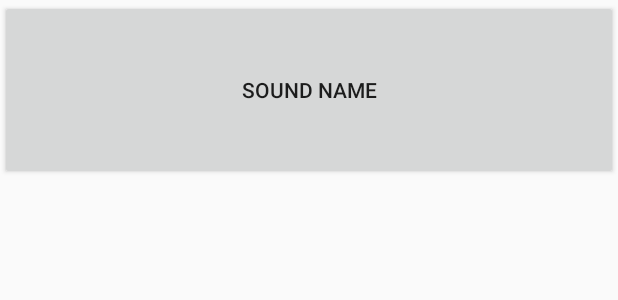
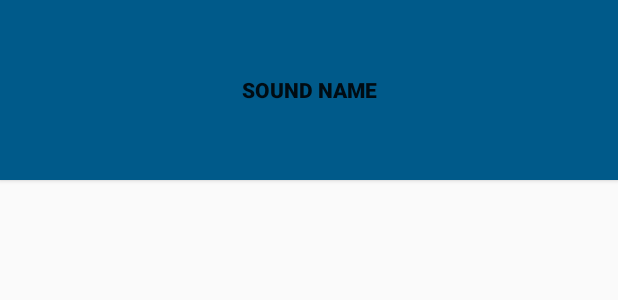
Before and after one commit to shamilprog/BeatBox, an Android app: the layout list_item_sound.xml on its own in the app's theme, with its tools: preview values and no code run, on a phone screen of 412 x 824 dp. Shown: the top 300 px of the screen. Run offline under Robolectric (Android 15) with nearby library versions, the light colour scheme and no system bars.

Commit message:
Create a style for our buttons.

```diff
--- a/app/src/main/res/layout/list_item_sound.xml
+++ b/app/src/main/res/layout/list_item_sound.xml
@@ -7,6 +7,7 @@
             type="ru.shamilprog.android.beatbox.SoundViewModel" />
     </data>
     <Button
+        style="@style/BeatBoxButton.Strong"
         android:layout_width="match_parent"
         android:layout_height="120dp"
         android:onClick="@{() -> viewModel.onButtonClicked()}"
--- a/app/src/main/res/values/themes.xml
+++ b/app/src/main/res/values/themes.xml
@@ -7,4 +7,13 @@
         <item name="colorAccent">@color/teal_200</item>
         <!-- Customize your theme here. -->
     </style>
+
+    <style name="BeatBoxButton">
+        <item name="android:background">@color/dark_blue</item>
+    </style>
+
+    <style name="BeatBoxButton.Strong">
+        <item name="android:textStyle">bold</item>
+    </style>
+
 </resources>
```
